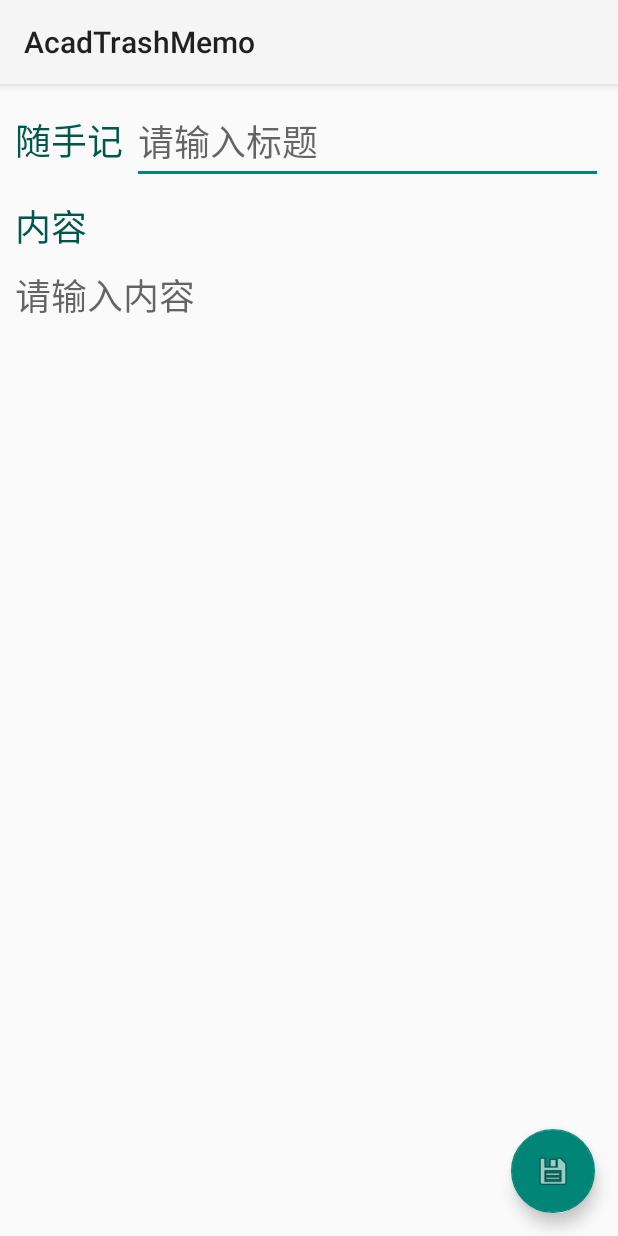
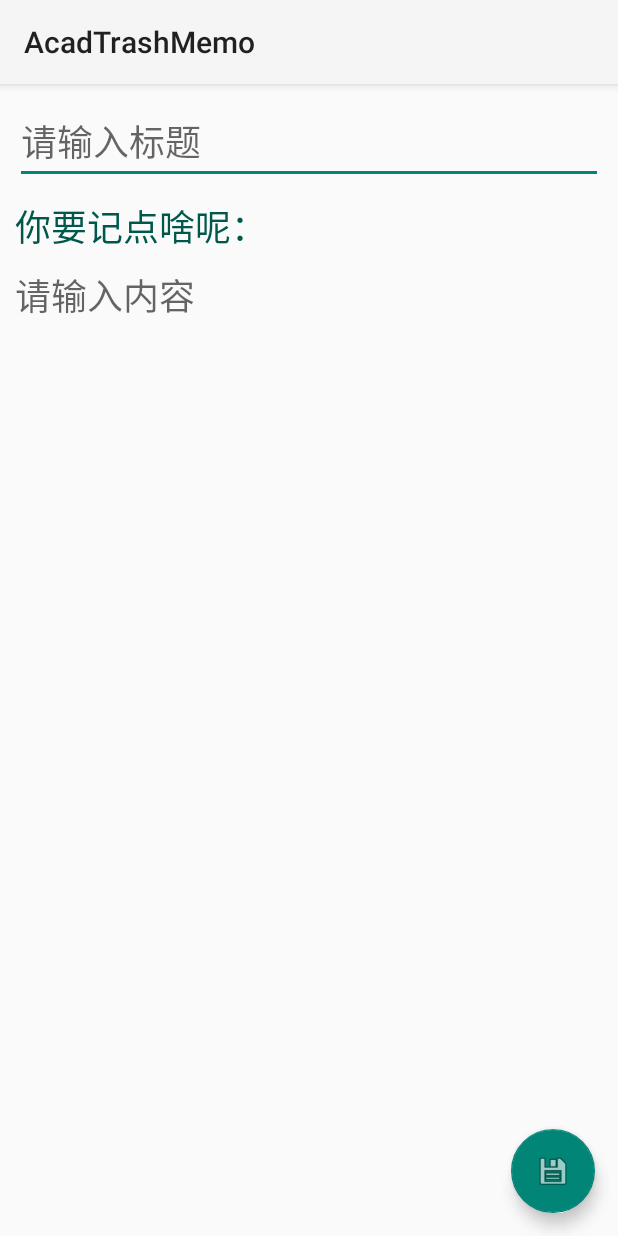
Before and after one commit to SelfReferenceMachine/AcadTrashMemo, an Android app: the AddNoteActivity screen opened directly, with no data from a screen before it, on a phone screen of 412 x 824 dp. Run offline under Robolectric (Android 15) with nearby library versions, the phone set to English and light mode, and no system bars; 1 statement that could not run was skipped.

```diff
--- a/app/src/main/java/com/nomoressay/acadtrashmemo/DataBase/DBManager.java
+++ b/app/src/main/java/com/nomoressay/acadtrashmemo/DataBase/DBManager.java
@@ -12,6 +12,7 @@ public class DBManager {
     Context context;
     SQLOpenHelper sqlOpenHelper;
     SQLiteDatabase dbManager;
+
     public DBManager(Context context){
         this.context = context;
         sqlOpenHelper = new SQLOpenHelper(context);
@@ -75,5 +76,4 @@ public class DBManager {
         dbManager.close();
     }
 
-
 }
--- a/app/src/main/java/com/nomoressay/acadtrashmemo/DataBase/MyAdapter.java
+++ b/app/src/main/java/com/nomoressay/acadtrashmemo/DataBase/MyAdapter.java
@@ -53,5 +53,4 @@ public class MyAdapter extends BaseAdapter {
         class ViewHolder{
             TextView tv1,tv2;
         }
-
 }
--- a/app/src/main/java/com/nomoressay/acadtrashmemo/Note/AddNoteActivity.java
+++ b/app/src/main/java/com/nomoressay/acadtrashmemo/Note/AddNoteActivity.java
@@ -50,7 +50,7 @@ public class AddNoteActivity extends AppCompatActivity {
 
         @Override
         public void onBackPressed() {     //重写返回建方法，如果是属于新建则插入数据表并返回主页面，如果是修改，修改表中数据并返回主页面
-            SimpleDateFormat simpleDateFormat = new SimpleDateFormat("yyyy-MM-dd   HH:mm");//编辑便签的时间，格式化
+            SimpleDateFormat simpleDateFormat = new SimpleDateFormat("yyyy.MM.dd HH:mm");//编辑便签的时间，格式化
             Date date = new Date(System.currentTimeMillis());
             String time = simpleDateFormat.format(date);
             String title = ed_title.getText().toString();
@@ -74,7 +74,7 @@ public class AddNoteActivity extends AppCompatActivity {
         }
 
         private void isSave(){   //写一个方法进行调用，如果是属于新建则插入数据表并返回主页面，如果是修改，修改表中数据并返回主页面
-            SimpleDateFormat simpleDateFormat = new SimpleDateFormat("yyyy.MM.dd HH：mm");
+            SimpleDateFormat simpleDateFormat = new SimpleDateFormat("yyyy.MM.dd HH:mm");
             Date date = new Date(System.currentTimeMillis());
             String time = simpleDateFormat.format(date);
             Log.d("new_note", "isSave: "+time);
--- a/app/src/main/res/layout/activity_add.xml
+++ b/app/src/main/res/layout/activity_add.xml
@@ -16,14 +16,6 @@
                 android:orientation="horizontal"
                 android:layout_margin="10dp"
             >
-                <TextView
-                    android:layout_width="0dp"
-                    android:layout_height="wrap_content"
-                    android:layout_weight="1"
-                    android:text="@string/new_title"
-                    android:textSize="24dp"
-                    android:textColor="@color/colorPrimaryDark"
-                />
                 <EditText
                     android:id="@+id/title"
                     android:layout_width="0dp"
--- a/app/src/main/res/layout/activity_note.xml
+++ b/app/src/main/res/layout/activity_note.xml
@@ -12,7 +12,7 @@
             android:layout_height="match_parent">
         </ListView>
         <android.support.design.widget.FloatingActionButton
-            android:id="@+id/add_note"
+            android:id="@+id/fab"
             android:layout_width="wrap_content"
             android:layout_height="wrap_content"
             android:layout_gravity="bottom|end"
--- a/app/src/main/res/layout/content_note.xml
+++ b/app/src/main/res/layout/content_note.xml
@@ -17,12 +17,12 @@
             android:layout_height="match_parent">
         </ListView>
         <android.support.design.widget.FloatingActionButton
-            android:id="@+id/finish"
+            android:id="@+id/fab"
             android:layout_width="wrap_content"
             android:layout_height="wrap_content"
             android:layout_gravity="bottom|end"
             android:layout_margin="15dp"
-            android:backgroundTint="@color/colorPrimary"
+            android:backgroundTint="@color/colorAccent"
             android:src="@android:drawable/ic_menu_save"
             />
     </FrameLayout>
--- a/app/src/main/res/values/strings.xml
+++ b/app/src/main/res/values/strings.xml
@@ -181,8 +181,7 @@
         completions."
     </string>
     <string name="title_activity_note">NoteActivity</string>
-    <string name="new_title">随手记</string>
-    <string name="new_content">内容</string>
+    <string name="new_content">你要记点啥呢：</string>
     <string name="new_settitle">请输入标题</string>
     <string name="new_inputcontent">请输入内容</string>
     <string name="menu_share">这么过分一定要分享一下</string>
```
Also changed, not shown: app/src/main/java/com/nomoressay/acadtrashmemo/Note/NoteActivity.java (+16 -10 lines).
